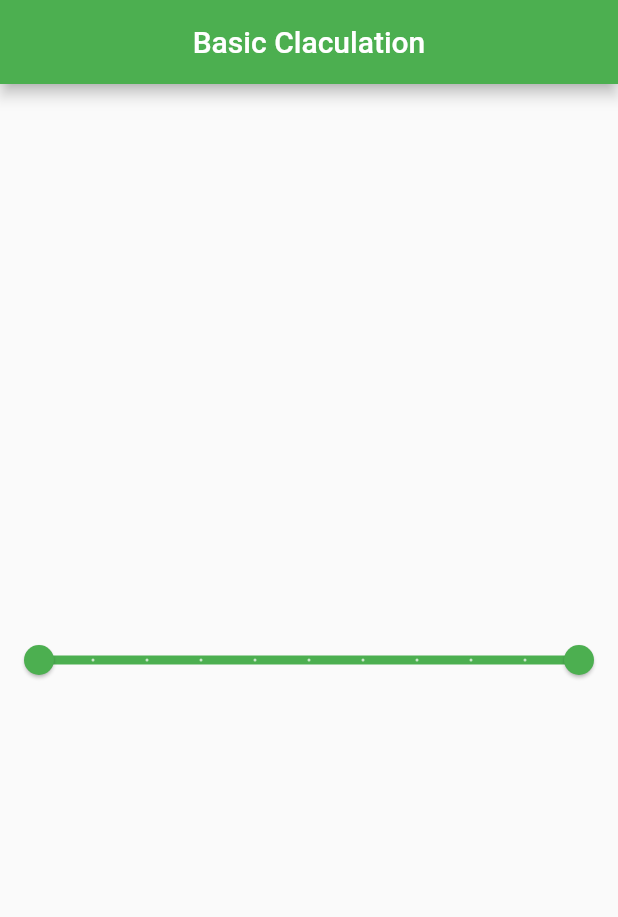
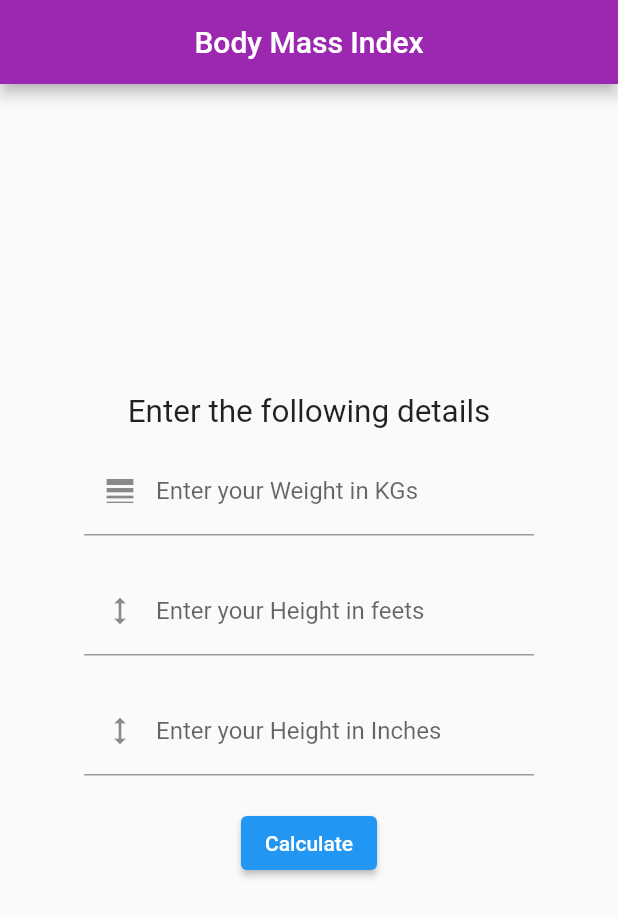
Before and after one commit to singhrishabh93/BMI-Application, a Flutter app: the screen it shows after launch, on a phone screen of 412 x 824 dp. Shown: the top 917 px of the screen. Run offline on Flutter 3.47's test engine with Material 2 defaults, Android fonts, the phone set to English and light mode, and no system bars.

Commit message:
Logic and Basic Designing Done

```diff
--- a/lib/main.dart
+++ b/lib/main.dart
@@ -24,32 +24,100 @@ class MyHomePage extends StatefulWidget {
 }
 
 class MyHomeState extends State<MyHomePage> {
-  RangeValues values = RangeValues(0, 100);
-  var nameController = TextEditingController();
+  var wtController = TextEditingController();
+  var ftController = TextEditingController();
+  var inController = TextEditingController();
+  var result = "";
   @override
   Widget build(BuildContext context) {
-    RangeLabels labels =
-        RangeLabels(values.start.toString(), values.end.toString());
-
     return Scaffold(
         appBar: AppBar(
-          title: Text("Basic Claculation"),
+          title: Text("Body Mass Index"),
           centerTitle: true,
-          backgroundColor: Colors.green,
+          backgroundColor: Colors.purple,
         ),
-        body: RangeSlider(
-          values: values,
-          labels: labels,
-          divisions: 10,
-          activeColor: Colors.green,
-          inactiveColor: Colors.green.shade100,
-          min: 0,
-          max: 100,
-          onChanged: (newValue) {
-            print("${newValue.start}, ${newValue.end}");
-            values = newValue;
-            setState(() {});
-          },
+        body: Center(
+          child: Container(
+            width: 300,
+            child: Column(
+              mainAxisAlignment: MainAxisAlignment.center,
+              children: [
+                Padding(
+                  padding: const EdgeInsets.all(11.0),
+                  child: Text(
+                    "Enter the following details",
+                    style: TextStyle(fontSize: 21),
+                  ),
+                ),
+                TextField(
+                  controller: wtController,
+                  decoration: InputDecoration(
+                      label: Text("Enter your Weight in KGs"),
+                      prefixIcon: Icon(Icons.line_weight)),
+                  keyboardType: TextInputType.number,
+                ),
+                SizedBox(
+                  height: 21,
+                ),
+                TextField(
+                  controller: ftController,
+                  decoration: InputDecoration(
+                      label: Text("Enter your Height in feets"),
+                      prefixIcon: Icon(Icons.height)),
+                  keyboardType: TextInputType.number,
+                ),
+                SizedBox(
+                  height: 21,
+                ),
+                TextField(
+                  controller: inController,
+                  decoration: InputDecoration(
+                      label: Text("Enter your Height in Inches"),
+                      prefixIcon: Icon(Icons.height)),
+                  keyboardType: TextInputType.number,
+                ),
+                SizedBox(
+                  height: 21,
+                ),
+                ElevatedButton(
+                    onPressed: () {
+                      var weight = wtController.text.toString();
+                      var feet = ftController.text.toString();
+                      var inch = inController.text.toString();
+
+                      if (weight != "" && feet != "" && inch != "") {
+                        //BMI
+
+                        var iWeight = int.parse(weight);
+                        var ifeet = int.parse(feet);
+                        var iInch = int.parse(inch);
+
+                        var tInch = (ifeet * 12) + iInch;
+                        var tCm = tInch * 2.54;
+                        var tM = tCm / 100;
+
+                        var bmi = iWeight / (tM * tM);
+
+                        result = "Your BMI is: ${bmi.toStringAsFixed(2)}";
+
+                        setState(() {});
+                      } else {
+                        setState(() {
+                          result = "Please fill all the required blanks!";
+                        });
+                      }
+                    },
+                    child: Text("Calculate")),
+                SizedBox(
+                  height: 20,
+                ),
+                Text(
+                  result,
+                  style: TextStyle(fontSize: 20),
+                )
+              ],
+            ),
+          ),
         ));
   }
 }
```
